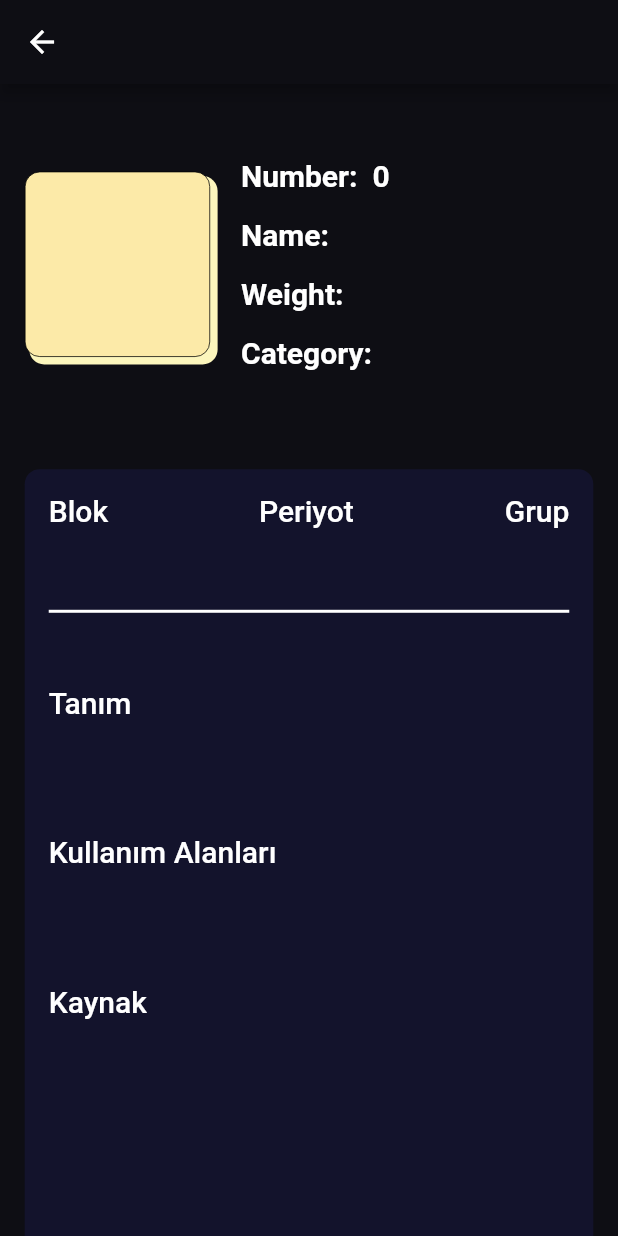
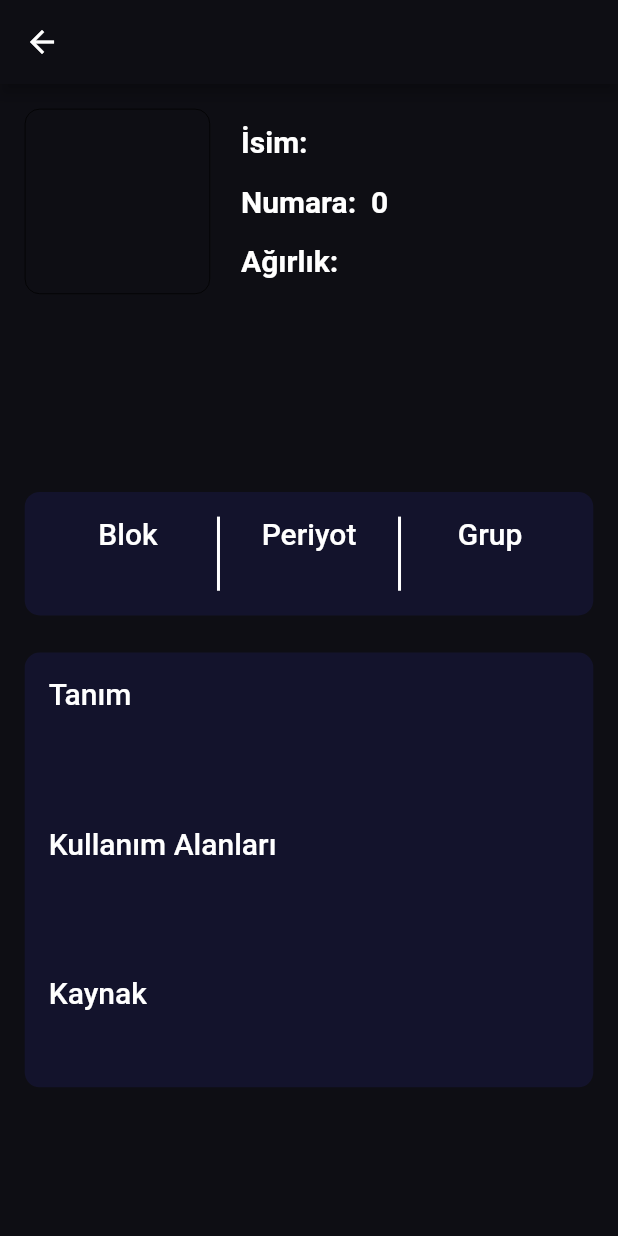
Before and after one commit to furkanagess/elements_app, a Flutter app: the ElementDetailPage screen opened directly with empty values, on a phone screen of 412 x 824 dp. Run offline on Flutter 3.47's test engine with Material 2 defaults, Android fonts, the phone set to English and light mode, and no system bars; our stand-ins replace equatable; statements that could not run were skipped.

Commit message:
view fixes

```diff
--- a/lib/feature/view/allElements/all_elements_page.dart
+++ b/lib/feature/view/allElements/all_elements_page.dart
@@ -1,7 +1,7 @@
 import 'package:elements_app/feature/model/periodic_element.dart';
 import 'package:elements_app/product/constants/api_types.dart';
 import 'package:elements_app/product/constants/app_colors.dart';
-import 'package:elements_app/product/service/api_service.dart';
+import 'package:elements_app/feature/service/api_service.dart';
 import 'package:elements_app/product/widget/container/element_container.dart';
 import 'package:flutter/material.dart';
 
@@ -35,7 +35,10 @@ class _AllElementsPageState extends State<AllElementsPage> {
         future: _elementList,
         builder: (context, snapshot) {
           if (snapshot.connectionState == ConnectionState.waiting) {
-            return const Center(child: CircularProgressIndicator());
+            return const Center(
+                child: CircularProgressIndicator(
+              color: AppColors.purple,
+            ));
           } else if (snapshot.hasError) {
             return Center(child: Text('Bir hata oluştu: ${snapshot.error}'));
           } else {
--- a/lib/feature/view/detail/element_detail_page.dart
+++ b/lib/feature/view/detail/element_detail_page.dart
@@ -1,5 +1,6 @@
 import 'package:elements_app/feature/model/periodic_element.dart';
 import 'package:elements_app/product/constants/app_colors.dart';
+import 'package:elements_app/product/extensions/color_extension.dart';
 import 'package:elements_app/product/extensions/context_extensions.dart';
 import 'package:elements_app/product/widget/container/element_symbol_container.dart';
 import 'package:elements_app/product/widget/text/element_detail_row.dart';
@@ -26,9 +27,12 @@ class ElementDetailPage extends StatelessWidget {
           padding: context.paddingNormal,
           child: Column(
             children: [
-              SizedBox(height: context.dynamicHeight(0.03)),
               symbolAndInfoRow(context),
-              SizedBox(height: context.dynamicHeight(0.07)),
+              spacer(context, 0.05),
+              categoryContainer(context),
+              spacer(context, 0.03),
+              blockPeriodGroupContainer(context),
+              spacer(context, 0.03),
               elementInfoContainer(context),
             ],
           ),
@@ -37,9 +41,69 @@ class ElementDetailPage extends StatelessWidget {
     );
   }
 
+  SizedBox spacer(BuildContext context, double value) =>
+      SizedBox(height: context.dynamicHeight(value));
+
+  Container blockPeriodGroupContainer(BuildContext context) {
+    return Container(
+      height: context.dynamicHeight(0.1),
+      decoration: BoxDecoration(
+        borderRadius: BorderRadius.circular(10),
+        color: AppColors.darkBlue,
+      ),
+      child: Padding(
+        padding: context.paddingNormal,
+        child: Row(
+          mainAxisAlignment: MainAxisAlignment.spaceBetween,
+          children: [
+            Expanded(
+                child:
+                    ElementDetailRowText(title: 'Blok', value: element.block)),
+            const VerticalDivider(
+              color: Colors.white,
+              thickness: 2,
+            ),
+            Expanded(
+              child:
+                  ElementDetailRowText(title: 'Periyot', value: element.period),
+            ),
+            const VerticalDivider(
+              color: Colors.white,
+              thickness: 2,
+            ),
+            Expanded(
+                child:
+                    ElementDetailRowText(title: 'Grup', value: element.group)),
+          ],
+        ),
+      ),
+    );
+  }
+
+  Container categoryContainer(BuildContext context) {
+    return Container(
+      height: context.dynamicHeight(0.08),
+      decoration: BoxDecoration(
+        borderRadius: BorderRadius.circular(10),
+        color: element.colors?.toColor(),
+      ),
+      child: Row(
+        mainAxisAlignment: MainAxisAlignment.center,
+        crossAxisAlignment: CrossAxisAlignment.center,
+        children: [
+          Text(
+            element.category.toString().toUpperCase(),
+            style: context.textTheme.titleLarge?.copyWith(
+              color: AppColors.background,
+            ),
+          )
+        ],
+      ),
+    );
+  }
+
   Container elementInfoContainer(BuildContext context) {
     return Container(
-      height: context.dynamicHeight(0.7),
       decoration: BoxDecoration(
         borderRadius: BorderRadius.circular(10),
         color: AppColors.darkBlue,
@@ -47,21 +111,11 @@ class ElementDetailPage extends StatelessWidget {
       child: Padding(
         padding: const EdgeInsets.all(16),
         child: Column(
+          mainAxisSize: MainAxisSize.min, // Column'un boyutunu minimize et
+          crossAxisAlignment: CrossAxisAlignment.stretch,
           children: [
-            Row(
-              mainAxisAlignment: MainAxisAlignment.spaceBetween,
+            Column(
               children: [
-                ElementDetailRowText(title: 'Blok', value: element.block),
-                ElementDetailRowText(title: 'Periyot', value: element.period),
-                ElementDetailRowText(title: 'Grup', value: element.group),
-              ],
-            ),
-            SizedBox(height: context.dynamicHeight(0.03)),
-            const Divider(
-              color: AppColors.white,
-              thickness: 2,
-            ),
-            SizedBox(height: context.dynamicHeight(0.05)),
                 ElementInfoParagraph(
                   title: 'Tanım',
                   paragraph: element.description,
@@ -78,6 +132,8 @@ class ElementDetailPage extends StatelessWidget {
                 ),
               ],
             ),
+          ],
+        ),
       ),
     );
   }
@@ -87,18 +143,17 @@ class ElementDetailPage extends StatelessWidget {
       children: [
         ElementSymbolContainer(
           title: element.symbol,
-          color: AppColors.banana,
-          shadowColor: AppColors.lightYellow,
+          color: element.colors?.toColor(),
+          shadowColor: AppColors.background,
         ),
         SizedBox(width: context.dynamicWidth(0.05)),
         Column(
           crossAxisAlignment: CrossAxisAlignment.start,
           children: [
+            ElementInfoRow(title: 'İsim:  ', value: element.name),
             ElementInfoRow(
-                title: 'Number:  ', value: element.number.toString()),
-            ElementInfoRow(title: 'Name:  ', value: element.name),
-            ElementInfoRow(title: 'Weight:  ', value: element.weight),
-            ElementInfoRow(title: 'Category:  ', value: element.category),
+                title: 'Numara:  ', value: element.number.toString()),
+            ElementInfoRow(title: 'Ağırlık:  ', value: element.weight),
           ],
         ),
       ],
```
Lines whose indentation alone changed are shown as unchanged.
